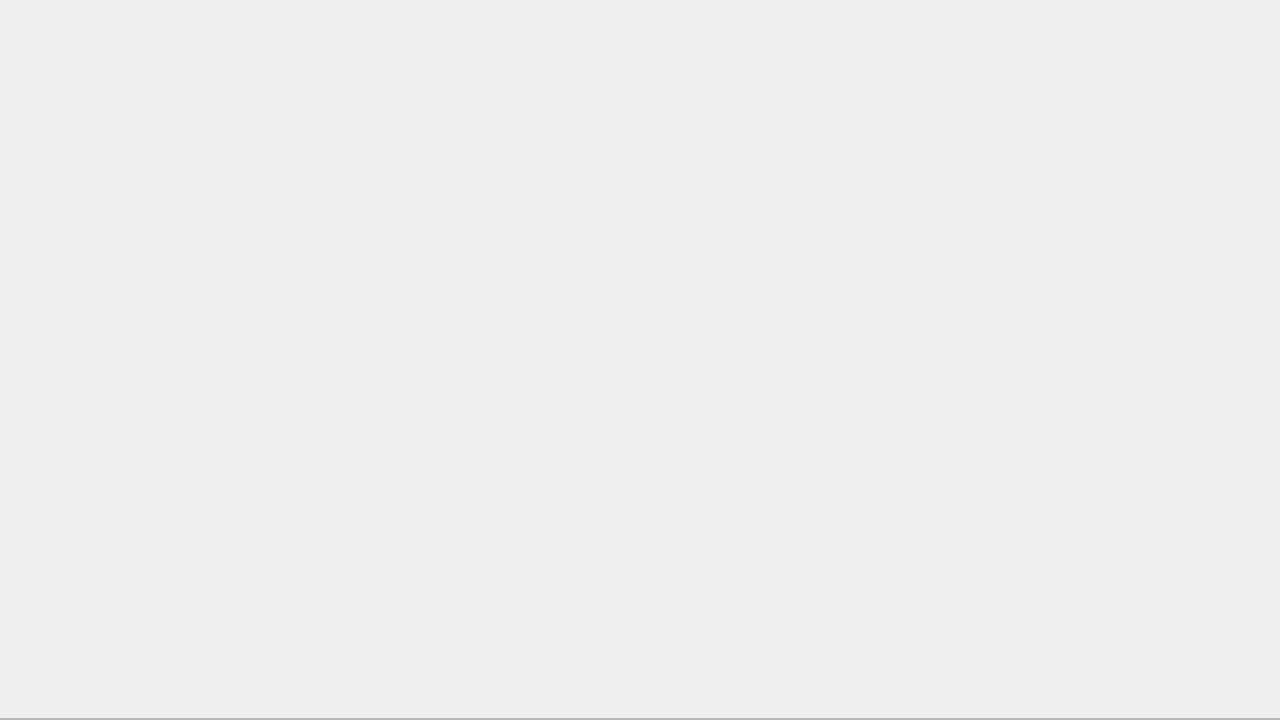
Before: the Qt Designer form gui/MainWindow.ui in lainez12/KS3, drawn with Qt 5.
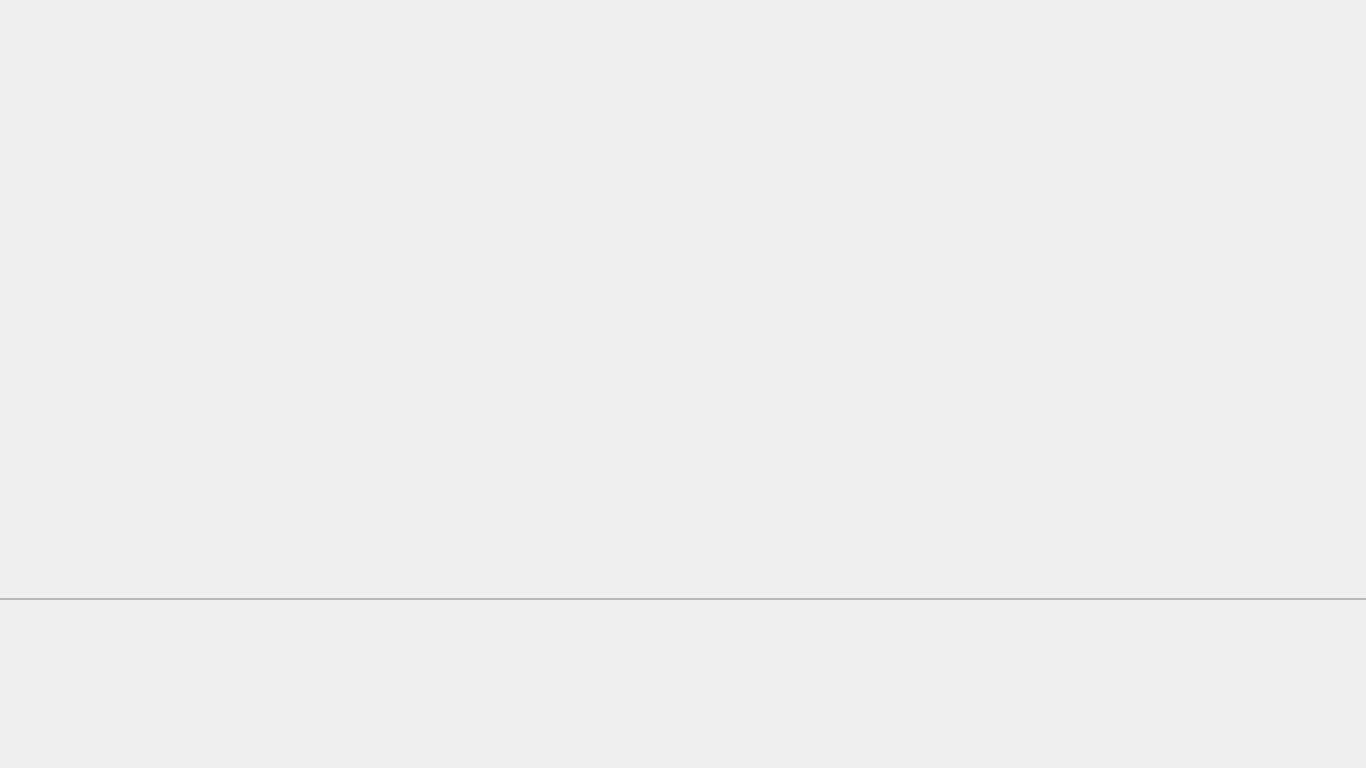
After: the same form once the commit is applied. Custom widgets are drawn as their Qt base class.

Patch:
```diff
--- a/gui/MainWindow.ui
+++ b/gui/MainWindow.ui
@@ -6,10 +6,28 @@
    <rect>
     <x>0</x>
     <y>0</y>
-    <width>1280</width>
-    <height>720</height>
+    <width>1366</width>
+    <height>768</height>
    </rect>
   </property>
+  <property name="sizePolicy">
+   <sizepolicy hsizetype="Preferred" vsizetype="Preferred">
+    <horstretch>0</horstretch>
+    <verstretch>0</verstretch>
+   </sizepolicy>
+  </property>
+  <property name="minimumSize">
+   <size>
+    <width>1366</width>
+    <height>768</height>
+   </size>
+  </property>
+  <property name="maximumSize">
+   <size>
+    <width>1920</width>
+    <height>1080</height>
+   </size>
+  </property>
   <property name="windowTitle">
    <string>MainWindow</string>
   </property>
@@ -38,6 +56,12 @@
     </property>
     <item>
      <widget class="UpBar" name="upBar">
+      <property name="sizePolicy">
+       <sizepolicy hsizetype="MinimumExpanding" vsizetype="Fixed">
+        <horstretch>0</horstretch>
+        <verstretch>0</verstretch>
+       </sizepolicy>
+      </property>
       <property name="maximumSize">
        <size>
         <width>1920</width>
@@ -65,6 +89,12 @@
     </item>
     <item>
      <widget class="QStackedWidget" name="stackedWidget">
+      <property name="sizePolicy">
+       <sizepolicy hsizetype="Minimum" vsizetype="Maximum">
+        <horstretch>0</horstretch>
+        <verstretch>0</verstretch>
+       </sizepolicy>
+      </property>
       <property name="styleSheet">
        <string notr="true"/>
       </property>
@@ -72,6 +102,12 @@
     </item>
     <item>
      <widget class="QFrame" name="bottomBar">
+      <property name="sizePolicy">
+       <sizepolicy hsizetype="MinimumExpanding" vsizetype="Fixed">
+        <horstretch>0</horstretch>
+        <verstretch>0</verstretch>
+       </sizepolicy>
+      </property>
       <property name="frameShape">
        <enum>QFrame::Shape::StyledPanel</enum>
       </property>
```
Left out of the diff: 1 changed line with no effect on the pictures.
